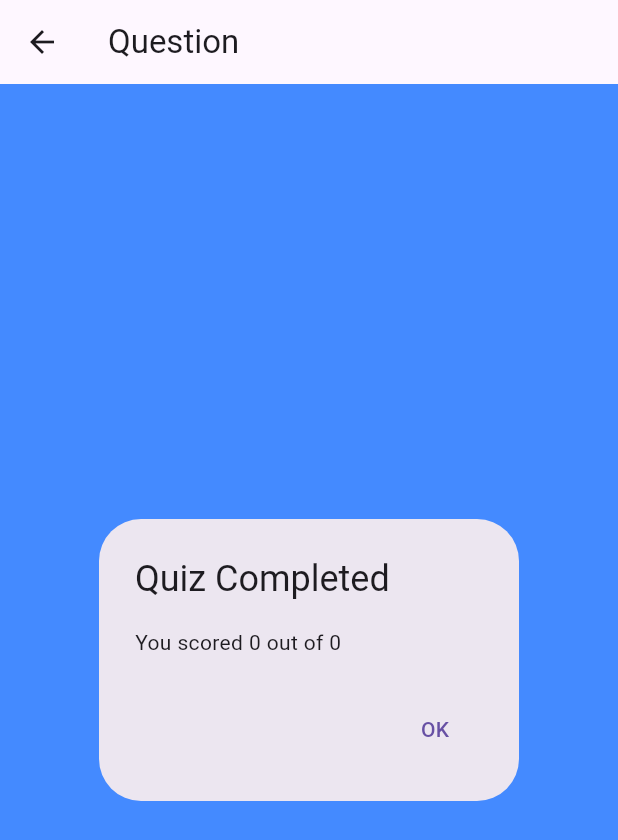
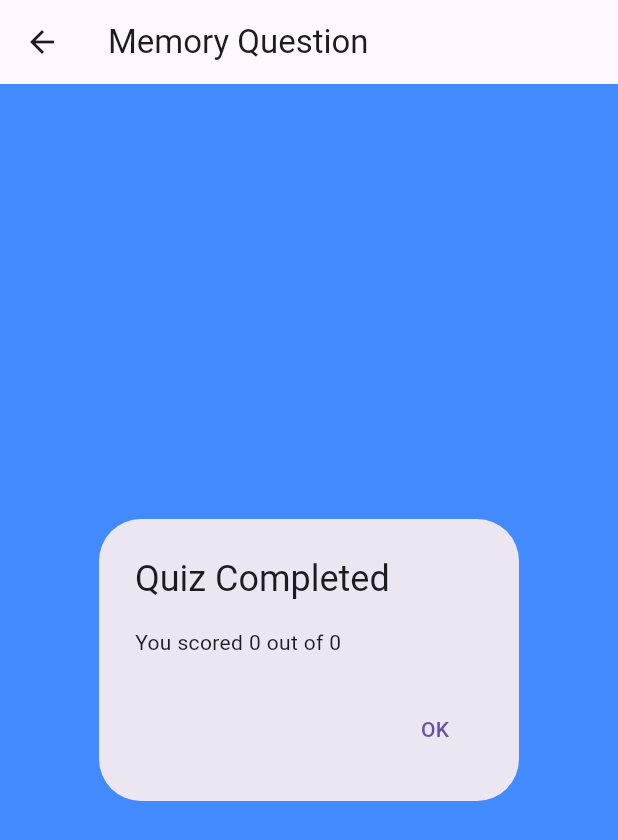
Before and after one commit to Abd44Arfat/language_learning_app, a Flutter app: the ImageQuestionScreen screen opened directly with empty values, on a phone screen of 412 x 824 dp. Shown: the top 840 px of the screen. Run offline on Flutter 3.47's test engine with Material 3 defaults, Android fonts, the phone set to English and light mode, and no system bars; our stand-ins replace audioplayers, bloc, dartz, dio, flutter_bloc, flutter_screenutil and 4 more; accounts and stored records are empty.

Commit message:
..finish question logic for 3 type question

```diff
--- a/lib/features/question/imageQuestion/imageQuestion.dart
+++ b/lib/features/question/imageQuestion/imageQuestion.dart
@@ -21,7 +21,7 @@ class ImageQuestionScreen extends StatelessWidget {
       ],
       child: Scaffold(
         backgroundColor: Colors.blueAccent,
-        appBar: AppBar(title: const Text('Question')),
+        appBar: AppBar(title: const Text('Memory Question')),
         body: BlocBuilder<QuestionCubit, QuestionState>(
           builder: (context, questionState) {
             if (questionState.currentIndex >= questions.length) {
@@ -38,12 +38,32 @@ class ImageQuestionScreen extends StatelessWidget {
               children: [
                 const SizedBox(height: 10),
                 QuestionsTracker(totalQ: questions.length),
-                const SizedBox(height: 10),
-                Text(
-                  question.questionContent,
-                  style: TextStyles.font30WhiteBold,
+                const SizedBox(height: 20),
+                // Display the question image
+                Container(
+                  height: 200,
+                  width: double.infinity,
+                  margin: const EdgeInsets.symmetric(horizontal: 20),
+                  decoration: BoxDecoration(
+                    borderRadius: BorderRadius.circular(12),
+                    border: Border.all(color: Colors.white, width: 2),
+                  ),
+                  child: ClipRRect(
+                    borderRadius: BorderRadius.circular(10),
+                    child: Image.network(
+                      question.questionContent, // Assuming questionContent contains the image URL
+                      fit: BoxFit.cover,
+                      errorBuilder: (context, error, stackTrace) => const Center(
+                        child: Icon(
+                          Icons.broken_image,
+                          size: 50,
+                          color: Colors.white,
+                        ),
+                      ),
+                    ),
+                  ),
                 ),
-                const SizedBox(height: 10),
+                const SizedBox(height: 20),
                 Expanded(
                   child: GridView.builder(
                     itemCount: question.choices.length,
@@ -51,7 +71,7 @@ class ImageQuestionScreen extends StatelessWidget {
                       crossAxisCount: 2,
                       crossAxisSpacing: 8,
                       mainAxisSpacing: 8,
-                      childAspectRatio: 1,
+                      childAspectRatio: 2,
                     ),
                     itemBuilder: (context, index) {
                       final choice = question.choices[index];
@@ -78,7 +98,7 @@ class ImageQuestionScreen extends StatelessWidget {
                               }
                             },
                             child: QuestionItem(
-                              imagePath: choice.content, // Assuming content contains image path
+                              text: choice.content,
                               isSelected: isSelected,
                               backgroundColor: backgroundColor,
                             ),
@@ -143,12 +163,12 @@ class QuizCompletedDialog extends StatelessWidget {
 class QuestionItem extends StatelessWidget {
   const QuestionItem({
     super.key,
-    required this.imagePath,
+    required this.text,
     required this.isSelected,
     required this.backgroundColor,
   });
 
-  final String imagePath;
+  final String text;
   final bool isSelected;
   final Color backgroundColor;
 
@@ -163,14 +183,10 @@ class QuestionItem extends StatelessWidget {
           borderRadius: BorderRadius.circular(12),
         ),
         child: Center(
-          child: Image.asset(
-            imagePath,
-            fit: BoxFit.contain,
-            errorBuilder: (context, error, stackTrace) => const Icon(
-              Icons.broken_image,
-              size: 50,
-              color: Colors.white,
-            ),
+          child: Text(
+            text,
+            style: TextStyles.font30WhiteBold,
+            textAlign: TextAlign.center,
           ),
         ),
       ),
```
